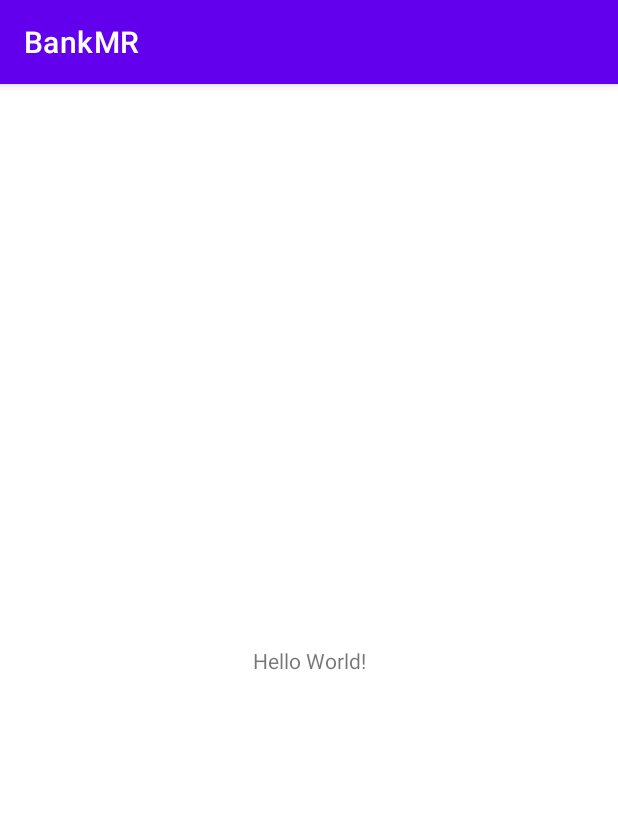
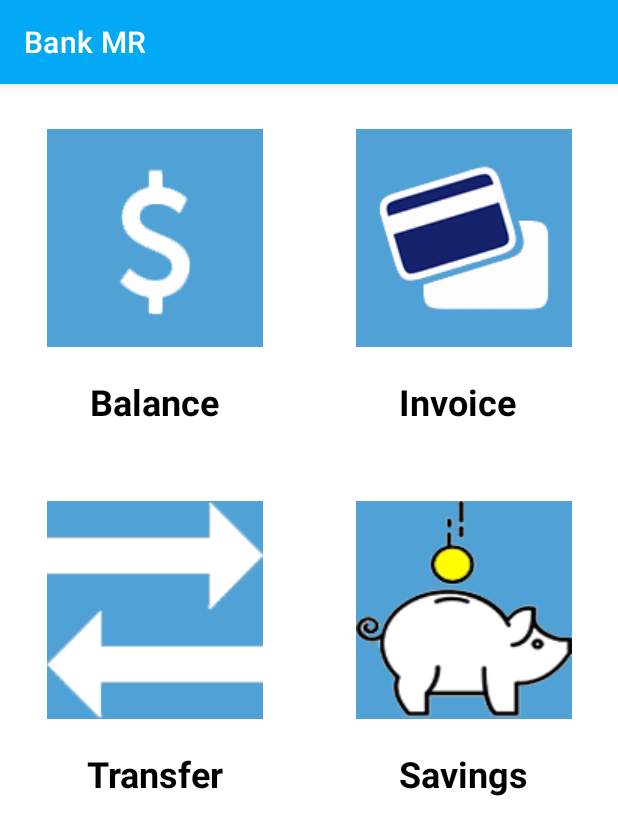
Before and after one commit to MrVictor42/kotlin, an Android app: the screen it shows after launch (MainActivity), on a phone screen of 412 x 824 dp. Shown: the top 835 px of the screen. Run offline under Robolectric (Android 15) with nearby library versions, the phone set to English and light mode, and no system bars.

Commit message:
Design for app bank mr

```diff
--- a/BankMR/app/src/main/res/layout/activity_main.xml
+++ b/BankMR/app/src/main/res/layout/activity_main.xml
@@ -7,12 +7,103 @@
     tools:context=".MainActivity">
 
     <TextView
+        android:id="@+id/invoiceID"
         android:layout_width="wrap_content"
         android:layout_height="wrap_content"
-        android:text="Hello World!"
-        app:layout_constraintBottom_toBottomOf="parent"
-        app:layout_constraintLeft_toLeftOf="parent"
-        app:layout_constraintRight_toRightOf="parent"
-        app:layout_constraintTop_toTopOf="parent" />
+        android:layout_marginTop="20dp"
+        android:text="Invoice"
+        android:textColor="@color/black"
+        android:textSize="24sp"
+        android:textStyle="bold"
+        app:layout_constraintEnd_toEndOf="parent"
+        app:layout_constraintHorizontal_bias="0.469"
+        app:layout_constraintStart_toStartOf="@+id/guideline"
+        app:layout_constraintTop_toBottomOf="@+id/imageView2" />
 
+    <androidx.constraintlayout.widget.Guideline
+        android:id="@+id/guideline"
+        android:layout_width="wrap_content"
+        android:layout_height="wrap_content"
+        android:orientation="vertical"
+        app:layout_constraintGuide_percent="0.5" />
+
+    <ImageView
+        android:id="@+id/imageView"
+        android:layout_width="wrap_content"
+        android:layout_height="wrap_content"
+        android:layout_marginTop="30dp"
+        app:layout_constraintEnd_toStartOf="@+id/guideline"
+        app:layout_constraintStart_toStartOf="parent"
+        app:layout_constraintTop_toTopOf="parent"
+        app:srcCompat="@drawable/saldo" />
+
+    <ImageView
+        android:id="@+id/imageView2"
+        android:layout_width="wrap_content"
+        android:layout_height="wrap_content"
+        android:layout_marginTop="30dp"
+        app:layout_constraintEnd_toEndOf="parent"
+        app:layout_constraintStart_toStartOf="@+id/guideline"
+        app:layout_constraintTop_toTopOf="parent"
+        app:srcCompat="@drawable/fatura" />
+
+    <TextView
+        android:id="@+id/balanceID"
+        android:layout_width="wrap_content"
+        android:layout_height="wrap_content"
+        android:layout_marginTop="20dp"
+        android:gravity="center"
+        android:text="Balance"
+        android:textColor="@color/black"
+        android:textSize="24sp"
+        android:textStyle="bold"
+        app:layout_constraintEnd_toStartOf="@+id/guideline"
+        app:layout_constraintStart_toStartOf="parent"
+        app:layout_constraintTop_toBottomOf="@+id/imageView" />
+
+    <ImageView
+        android:id="@+id/transferID"
+        android:layout_width="wrap_content"
+        android:layout_height="wrap_content"
+        android:layout_marginTop="50dp"
+        app:layout_constraintEnd_toStartOf="@+id/guideline"
+        app:layout_constraintStart_toStartOf="parent"
+        app:layout_constraintTop_toBottomOf="@+id/balanceID"
+        app:srcCompat="@drawable/transferencia" />
+
+    <ImageView
+        android:id="@+id/imageView4"
+        android:layout_width="wrap_content"
+        android:layout_height="wrap_content"
+        android:layout_marginTop="50dp"
+        app:layout_constraintEnd_toEndOf="parent"
+        app:layout_constraintStart_toStartOf="@+id/guideline"
+        app:layout_constraintTop_toBottomOf="@+id/invoiceID"
+        app:srcCompat="@drawable/poupanca" />
+
+    <TextView
+        android:id="@+id/transfer"
+        android:layout_width="wrap_content"
+        android:layout_height="wrap_content"
+        android:layout_marginTop="20dp"
+        android:text="Transfer"
+        android:textColor="@color/black"
+        android:textSize="24sp"
+        android:textStyle="bold"
+        app:layout_constraintEnd_toStartOf="@+id/guideline"
+        app:layout_constraintStart_toStartOf="parent"
+        app:layout_constraintTop_toBottomOf="@+id/transferID" />
+
+    <TextView
+        android:id="@+id/savingsID"
+        android:layout_width="wrap_content"
+        android:layout_height="wrap_content"
+        android:layout_marginTop="20dp"
+        android:text="Savings"
+        android:textColor="@color/black"
+        android:textSize="24sp"
+        android:textStyle="bold"
+        app:layout_constraintEnd_toEndOf="parent"
+        app:layout_constraintStart_toStartOf="@+id/guideline"
+        app:layout_constraintTop_toBottomOf="@+id/imageView4" />
 </androidx.constraintlayout.widget.ConstraintLayout>
--- a/BankMR/app/src/main/res/values/colors.xml
+++ b/BankMR/app/src/main/res/values/colors.xml
@@ -7,4 +7,5 @@
     <color name="teal_700">#FF018786</color>
     <color name="black">#FF000000</color>
     <color name="white">#FFFFFFFF</color>
+    <color name="light_blue">#03A9F4</color>
 </resources>
--- a/BankMR/app/src/main/res/values/strings.xml
+++ b/BankMR/app/src/main/res/values/strings.xml
@@ -1,3 +1,3 @@
 <resources>
-    <string name="app_name">BankMR</string>
+    <string name="app_name">Bank MR</string>
 </resources>
--- a/BankMR/app/src/main/res/values/themes.xml
+++ b/BankMR/app/src/main/res/values/themes.xml
@@ -2,8 +2,8 @@
     <!-- Base application theme. -->
     <style name="Theme.BankMR" parent="Theme.MaterialComponents.DayNight.DarkActionBar">
         <!-- Primary brand color. -->
-        <item name="colorPrimary">@color/purple_500</item>
-        <item name="colorPrimaryVariant">@color/purple_700</item>
+        <item name="colorPrimary">@color/light_blue</item>
+        <item name="colorPrimaryVariant">@color/light_blue</item>
         <item name="colorOnPrimary">@color/white</item>
         <!-- Secondary brand color. -->
         <item name="colorSecondary">@color/teal_200</item>
```
Also changed, not shown: BankMR/app/src/main/res/drawable/fatura.png (added), BankMR/app/src/main/res/drawable/poupanca.png (added), BankMR/app/src/main/res/drawable/saldo.png (added), BankMR/app/src/main/res/drawable/transferencia.png (added).
